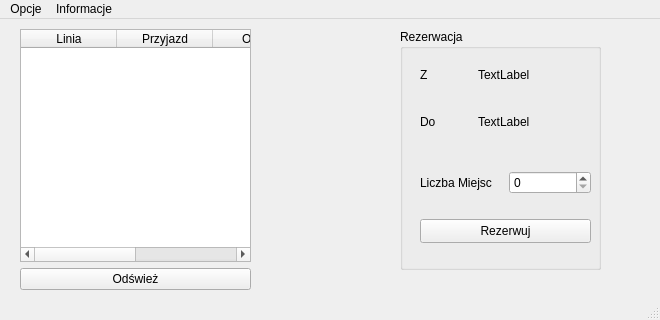
This is mainwindow.ui in Tmroz21/RRS as Qt 5 draws it before an edit. The edited form follows.
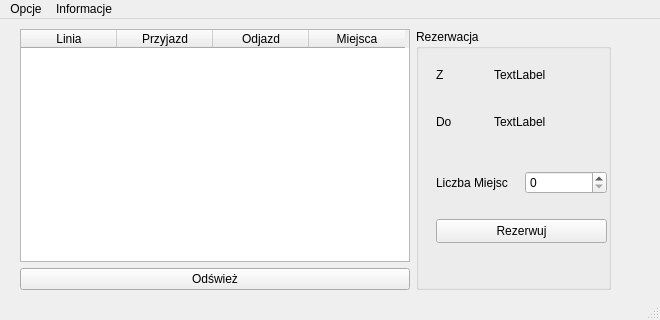
This is the edited form.

```diff
--- a/mainwindow.ui
+++ b/mainwindow.ui
@@ -19,10 +19,12 @@
      <rect>
       <x>20</x>
       <y>10</y>
-      <width>231</width>
+      <width>591</width>
       <height>261</height>
      </rect>
     </property>
+    <layout class="QHBoxLayout" name="horizontalLayout_5" stretch="4,2">
+     <item>
     <layout class="QVBoxLayout" name="verticalLayout">
      <item>
       <widget class="QTableWidget" name="tableWidget_Trains">
@@ -77,16 +79,9 @@
       </widget>
      </item>
     </layout>
-   </widget>
+     </item>
+     <item>
    <widget class="QGroupBox" name="groupBox">
-    <property name="geometry">
-     <rect>
-      <x>400</x>
-      <y>10</y>
-      <width>201</width>
-      <height>241</height>
-     </rect>
-    </property>
     <property name="title">
      <string>Rezerwacja</string>
     </property>
@@ -103,7 +98,7 @@
       <string>Rezerwuj</string>
      </property>
     </widget>
-    <widget class="QWidget" name="">
+       <widget class="QWidget" name="layoutWidget">
      <property name="geometry">
       <rect>
        <x>20</x>
@@ -125,7 +120,7 @@
       </item>
      </layout>
     </widget>
-    <widget class="QWidget" name="">
+       <widget class="QWidget" name="layoutWidget">
      <property name="geometry">
       <rect>
        <x>20</x>
@@ -151,7 +146,7 @@
       </item>
      </layout>
     </widget>
-    <widget class="QWidget" name="">
+       <widget class="QWidget" name="layoutWidget">
      <property name="geometry">
       <rect>
        <x>20</x>
@@ -177,6 +172,9 @@
       </item>
      </layout>
     </widget>
+      </widget>
+     </item>
+    </layout>
    </widget>
   </widget>
   <widget class="QMenuBar" name="menubar">
```
Left out of the diff: 8 changed lines with no effect on the pictures. Lines whose indentation alone changed are shown as unchanged.
